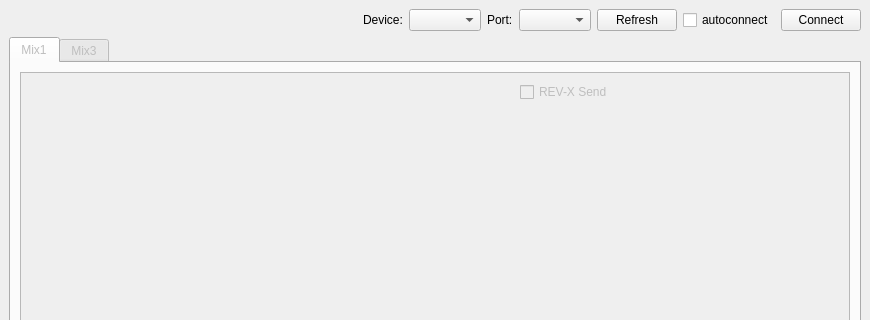
The window that mainwindow.ui (RE-Kovalev/urcontrol-qt) describes before a commit, drawn with Qt 5; both pictures show x 0 to 870 and y 0 to 320 of the 870 by 684 pixel window.
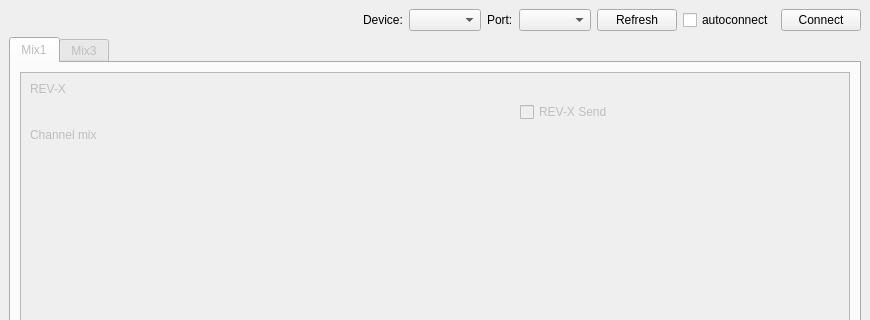
The same window after the commit. The open tabs and pages were chosen to show the change. Custom widgets are drawn as their Qt base class.

Commit message: Groups label

What changed in the file:
```diff
--- a/mainwindow.ui
+++ b/mainwindow.ui
@@ -106,7 +106,14 @@
              <height>557</height>
             </rect>
            </property>
-           <layout class="QVBoxLayout" name="verticalLayout_5" stretch="0,0">
+           <layout class="QVBoxLayout" name="verticalLayout_5" stretch="0,0,0,0">
+            <item>
+             <widget class="QLabel" name="REV_X1Label">
+              <property name="text">
+               <string>REV-X</string>
+              </property>
+             </widget>
+            </item>
             <item>
              <layout class="QHBoxLayout" name="mixer1RevArea" stretch="0,1">
               <item>
@@ -153,6 +160,13 @@
               </item>
              </layout>
             </item>
+            <item>
+             <widget class="QLabel" name="ChannelMixer1Label">
+              <property name="text">
+               <string>Channel mix</string>
+              </property>
+             </widget>
+            </item>
             <item>
              <layout class="QHBoxLayout" name="mixer1MixArea" stretch="0,1">
               <item>
```
Left out of the diff: 18 changed lines with no effect on the pictures. The commit also changes 4 other files.
